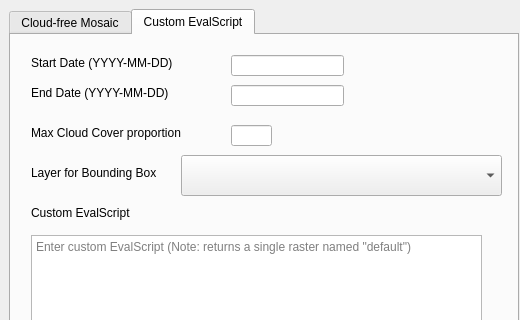
Qt form SentinelMosaicTester/sentinel_mosaic_tester_dockwidget_base.ui (ncx-co/sentinel_mosaic_qgis_plugin) before a commit; both pictures show x 0 to 520 and y 0 to 320 of the 520 by 500 pixel window.
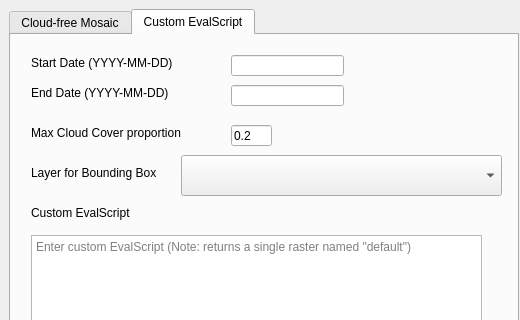
The same form after that commit. Custom widgets are drawn as their Qt base class.

What changed in the file:
```diff
--- a/SentinelMosaicTester/sentinel_mosaic_tester_dockwidget_base.ui
+++ b/SentinelMosaicTester/sentinel_mosaic_tester_dockwidget_base.ui
@@ -500,6 +500,9 @@
           <height>21</height>
          </rect>
         </property>
+        <property name="text">
+         <string>0.2</string>
+        </property>
        </widget>
        <widget class="QLabel" name="custom_selected_layer_label">
         <property name="geometry">
```
